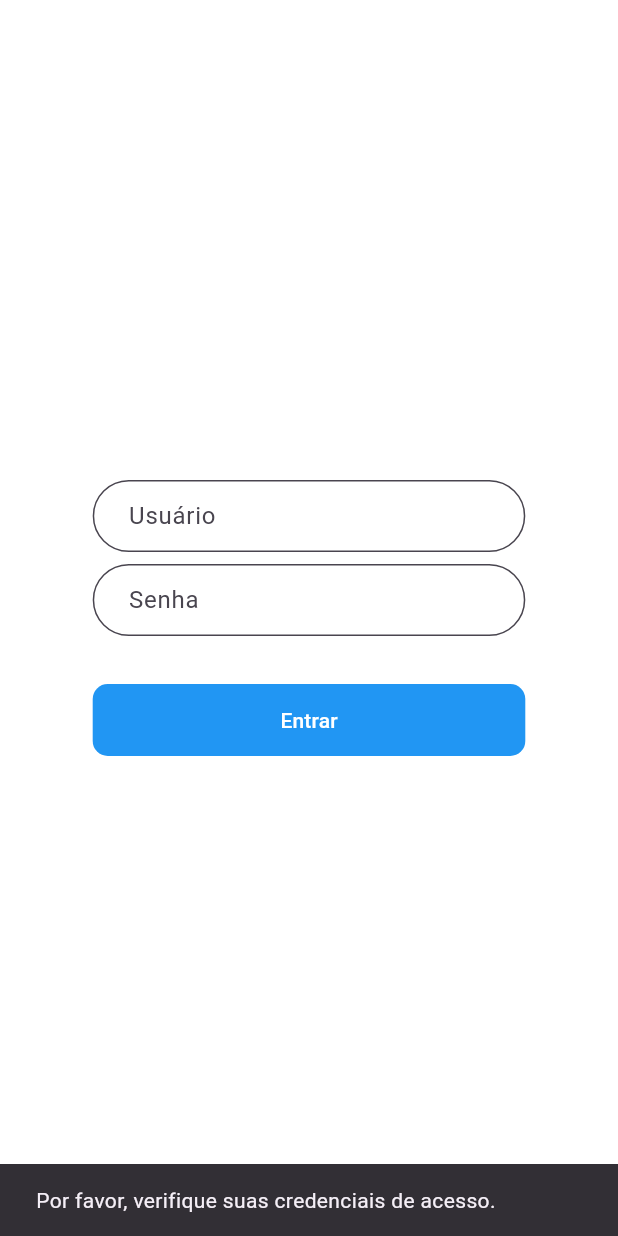
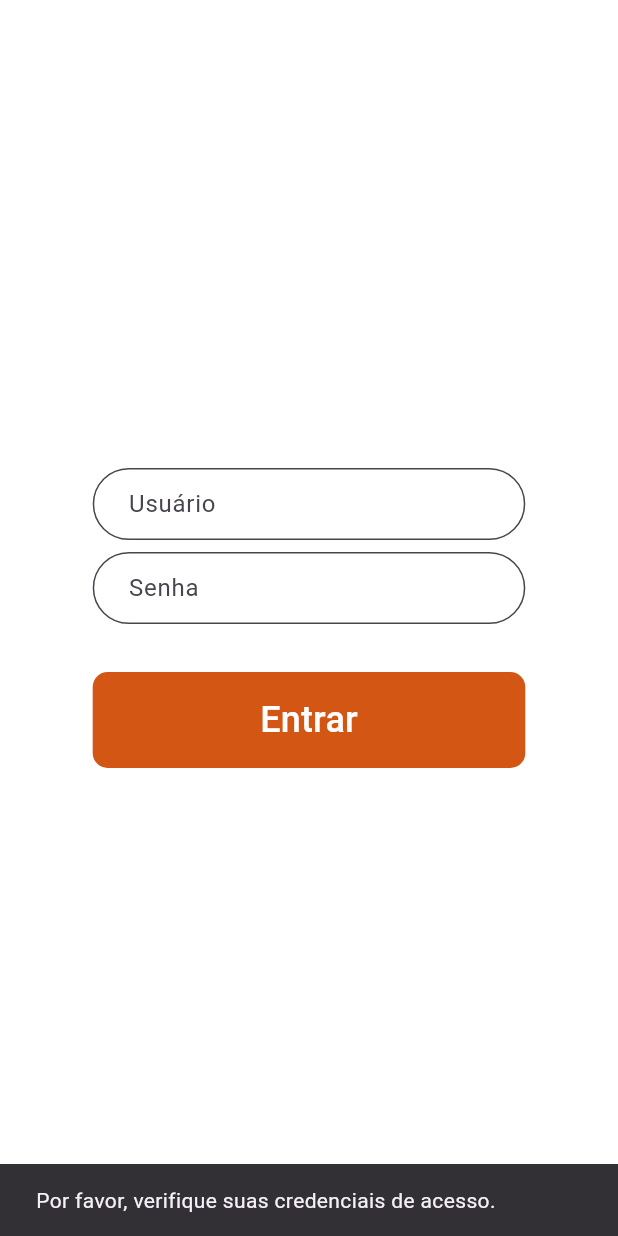
Before and after one commit to anselmomartins1918/Inspira, a Flutter app: the screen it shows after launch, after a tap on "Entrar", on a phone screen of 412 x 824 dp. Run offline on Flutter 3.47's test engine with Material 3 defaults, Android fonts, the phone set to English and light mode, and no system bars; our stand-ins replace firebase_auth, firebase_core, flutter_svg; accounts and stored records are empty; network calls fail.

```diff
--- a/lib/app/ui/pages/login_page.dart
+++ b/lib/app/ui/pages/login_page.dart
@@ -52,9 +52,10 @@ class _LoginPageState extends State<LoginPage> {
                         auth: context.read<AuthService>(),
                       );
 
-                      if (loggedIn) {
-                      } else {
-                        if (context.mounted) {
+                      if (context.mounted) {
+                        if (loggedIn) {
+                          Navigator.pushReplacementNamed(context, '/home');
+                        } else {
                           ScaffoldMessenger.of(context).showSnackBar(
                             const SnackBar(
                               content: Text(
--- a/lib/app/ui/widgets/custom_button.dart
+++ b/lib/app/ui/widgets/custom_button.dart
@@ -19,10 +19,10 @@ class CustomButton extends StatelessWidget {
   @override
   Widget build(BuildContext context) {
     return SizedBox(
-      height: 48.0,
+      height: 64.0,
       child: TextButton(
         style: TextButton.styleFrom(
-          backgroundColor: backgroundColor ?? Colors.blue,
+          backgroundColor: backgroundColor ?? const Color(0xFFD35614),
           shape: RoundedRectangleBorder(
             borderRadius: BorderRadius.circular(10.0),
           ),
@@ -52,7 +52,7 @@ class CustomButton extends StatelessWidget {
                     ),
                     child: Text(
                       text,
-                      style: const TextStyle(color: Colors.white),
+                      style: const TextStyle(color: Colors.white, fontSize: 24.0),
                     ),
                   ),
           ],
--- a/lib/main.dart
+++ b/lib/main.dart
@@ -2,6 +2,7 @@ import 'package:firebase_core/firebase_core.dart';
 import 'package:flutter/material.dart';
 import 'package:flutter/services.dart';
 import 'package:inspira/app/data/services/auth_service.dart';
+import 'package:inspira/app/ui/pages/home_page.dart';
 import 'package:inspira/app/ui/pages/login_page.dart';
 import 'package:inspira/app/ui/pages/splash_page.dart';
 import 'package:inspira/firebase_options.dart';
@@ -30,6 +31,7 @@ class MainApp extends StatelessWidget {
         title: 'Inspira',
         routes: {
           '/': (context) => const SplashPage(),
+          '/home': (context) => const HomePage(),
           '/login': (context) => const LoginPage(),
         },
       ),
--- a/pubspec.yaml
+++ b/pubspec.yaml
@@ -25,3 +25,4 @@ flutter:
   assets:
     - assets/logo_unifametro.svg
     - assets/logo_unifametro_branco.svg
+    - assets/inspira.png
```
Also changed, not shown: lib/app/ui/pages/home_page.dart (added, +86 -0 lines), assets/inspira.png (added), assets/logo_unifametro.svg.
